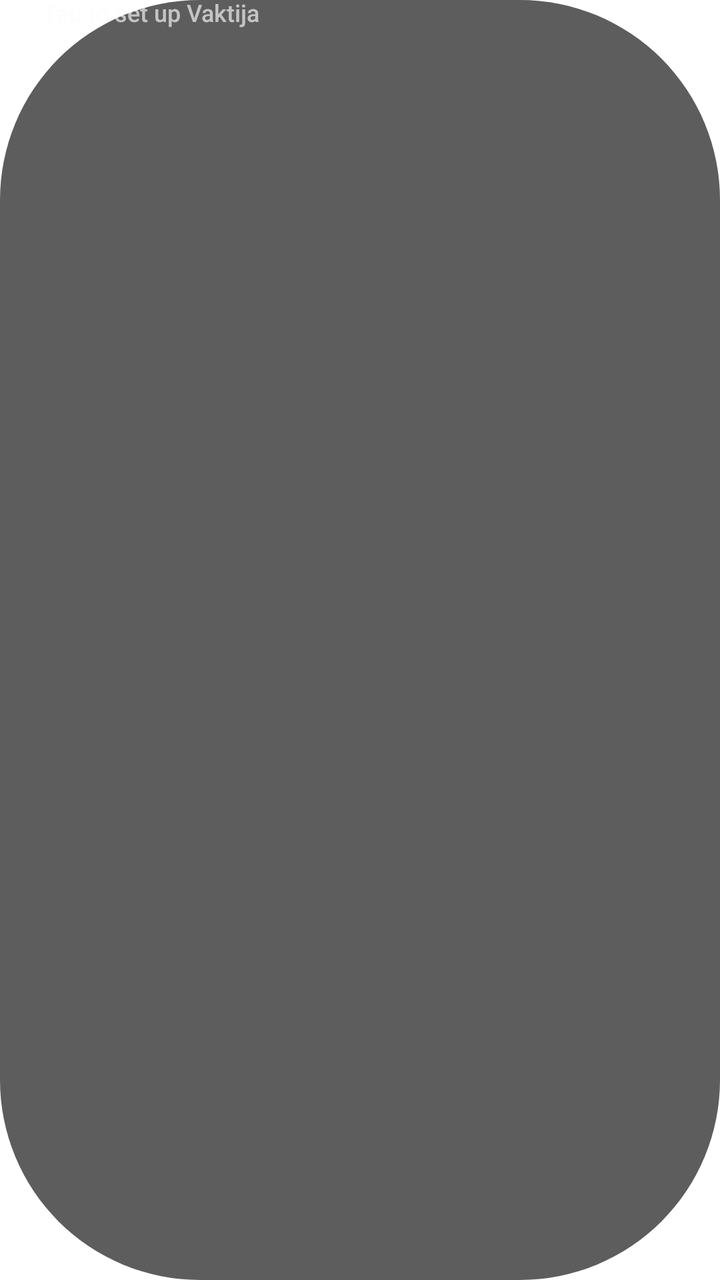
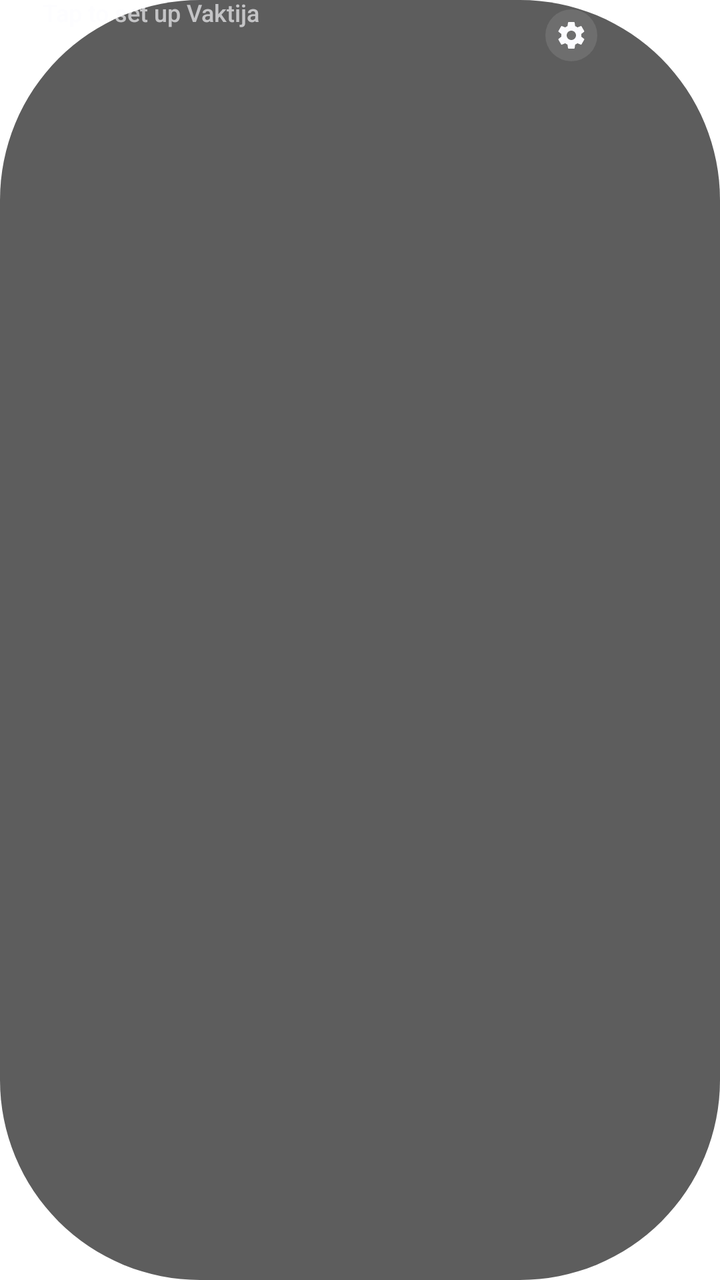

The first picture is an Android layout as it rendered before a commit; the second is the same layout after the commit. The layout source and the unified diff follow.
<!-- AndroidManifest.xml: fallback theme Theme.MaterialComponents.DayNight.NoActionBar -->
<!-- res/layout/prayer_widget_countdown.xml -->
<FrameLayout xmlns:android="http://schemas.android.com/apk/res/android"
    android:id="@+id/widget_countdown_root"
    android:layout_width="match_parent"
    android:layout_height="match_parent">

    <LinearLayout
        android:id="@+id/widget_countdown_panel"
        android:layout_width="match_parent"
        android:layout_height="match_parent"
        android:background="@drawable/widget_countdown_panel"
        android:gravity="center_vertical"
        android:orientation="horizontal"
        android:paddingStart="21.333dp"
        android:paddingEnd="8.533dp">

        <ImageView
            android:id="@+id/widget_countdown_icon"
            android:layout_width="54.2dp"
            android:layout_height="52.8dp"
            android:importantForAccessibility="no"
            android:paddingEnd="8dp"
            android:scaleType="fitCenter"
            android:visibility="gone" />

        <FrameLayout
            android:layout_width="0dp"
            android:layout_height="match_parent"
            android:layout_weight="1">

            <TextView
                android:id="@+id/widget_countdown_title"
                android:layout_width="match_parent"
                android:layout_height="match_parent"
                android:ellipsize="end"
                android:fontFamily="sec"
                android:gravity="start|top"
                android:includeFontPadding="false"
                android:maxLines="1"
                android:text="@string/widget_countdown_setup"
                android:textColor="#A6FCFCFF"
                android:textFontWeight="500"
                android:textSize="12sp" />

            <TextView
                android:id="@+id/widget_countdown_timer"
                android:layout_width="match_parent"
                android:layout_height="match_parent"
                android:ellipsize="end"
                android:fontFamily="sec"
                android:fontFeatureSettings="tnum"
                android:gravity="start|top"
                android:includeFontPadding="false"
                android:maxLines="1"
                android:textColor="#FCFCFF"
                android:textFontWeight="500"
                android:textSize="23.5sp"
                android:visibility="gone" />
        </FrameLayout>

        <ImageView
            android:id="@+id/widget_countdown_progress"
            android:layout_width="60.8dp"
            android:layout_height="match_parent"
            android:importantForAccessibility="no"
            android:paddingStart="8dp"
            android:scaleType="fitCenter"
            android:visibility="gone" />
    </LinearLayout>
</FrameLayout>
<!-- resources referenced by this layout -->
<resources>
  <!-- drawable widget_countdown_panel (drawable) -->
  <shape xmlns:android="http://schemas.android.com/apk/res/android">
      <solid android:color="@color/widget_panel_fill" />
      <corners android:radius="100dp" />
  </shape>
  <string name="widget_countdown_setup">Tap to set up Vaktija</string>
  <color name="widget_panel_fill">#A2000000</color>
</resources>

<!-- the commit's change to res/layout/prayer_widget_countdown.xml (unified diff, before → after) -->
@@ -3,11 +3,18 @@
     android:layout_width="match_parent"
     android:layout_height="match_parent">
 
+    <FrameLayout
+        android:id="@+id/widget_countdown_background"
+        android:layout_width="match_parent"
+        android:layout_height="match_parent"
+        android:alpha="0.6352941"
+        android:background="@drawable/widget_countdown_panel"
+        android:importantForAccessibility="no" />
+
     <LinearLayout
         android:id="@+id/widget_countdown_panel"
         android:layout_width="match_parent"
         android:layout_height="match_parent"
-        android:background="@drawable/widget_countdown_panel"
         android:gravity="center_vertical"
         android:orientation="horizontal"
         android:paddingStart="21.333dp"
@@ -57,13 +64,33 @@
                 android:visibility="gone" />
         </FrameLayout>
 
-        <ImageView
-            android:id="@+id/widget_countdown_progress"
-            android:layout_width="60.8dp"
-            android:layout_height="match_parent"
-            android:importantForAccessibility="no"
-            android:paddingStart="8dp"
-            android:scaleType="fitCenter"
-            android:visibility="gone" />
+        <FrameLayout
+            android:id="@+id/widget_countdown_settings"
+            android:layout_width="78.8dp"
+            android:layout_height="match_parent">
+
+            <ImageView
+                android:id="@+id/widget_countdown_progress"
+                android:layout_width="60.8dp"
+                android:layout_height="match_parent"
+                android:layout_gravity="end"
+                android:importantForAccessibility="no"
+                android:paddingStart="8dp"
+                android:scaleType="fitCenter"
+                android:visibility="gone" />
+
+            <ImageView
+                android:id="@+id/widget_countdown_gear"
+                android:layout_width="26dp"
+                android:layout_height="26dp"
+                android:layout_gravity="top|start"
+                android:layout_marginTop="4.5dp"
+                android:background="@drawable/widget_countdown_gear_background"
+                android:duplicateParentState="true"
+                android:importantForAccessibility="no"
+                android:padding="5dp"
+                android:scaleType="fitCenter"
+                android:src="@drawable/ic_countdown_settings" />
+        </FrameLayout>
     </LinearLayout>
 </FrameLayout>
<!-- resource entries referenced after the edit -->
@@ -1,11 +1,34 @@
 <!-- resources referenced by this layout -->
 <resources>
+  <!-- drawable ic_countdown_settings (drawable) -->
+  <vector xmlns:android="http://schemas.android.com/apk/res/android"
+      android:width="16dp"
+      android:height="16dp"
+      android:viewportWidth="24"
+      android:viewportHeight="24">
+      <path
+          android:fillColor="#FCFCFF"
+          android:pathData="M19.43,12.98c0.04,-0.32 0.07,-0.65 0.07,-0.98s-0.03,-0.66 -0.08,-0.98l2.11,-1.65c0.19,-0.15 0.24,-0.42 0.12,-0.64l-2,-3.46c-0.12,-0.22 -0.39,-0.31 -0.61,-0.22l-2.49,1c-0.52,-0.4 -1.08,-0.73 -1.69,-0.98l-0.38,-2.65C14.45,2.18 14.25,2 14,2h-4c-0.25,0 -0.45,0.18 -0.49,0.42L9.13,5.07c-0.61,0.25 -1.17,0.59 -1.69,0.98l-2.49,-1c-0.23,-0.09 -0.49,0 -0.61,0.22l-2,3.46c-0.13,0.22 -0.07,0.49 0.12,0.64l2.11,1.65c-0.05,0.32 -0.09,0.66 -0.09,0.98s0.03,0.66 0.08,0.98l-2.11,1.65c-0.19,0.15 -0.24,0.42 -0.12,0.64l2,3.46c0.12,0.22 0.39,0.31 0.61,0.22l2.49,-1c0.52,0.4 1.08,0.73 1.69,0.98l0.38,2.65c0.05,0.24 0.25,0.42 0.5,0.42h4c0.25,0 0.46,-0.18 0.49,-0.42l0.38,-2.65c0.61,-0.25 1.17,-0.58 1.69,-0.98l2.49,1c0.23,0.09 0.49,0 0.61,-0.22l2,-3.46c0.12,-0.22 0.07,-0.49 -0.12,-0.64zM12,15.5c-1.93,0 -3.5,-1.57 -3.5,-3.5s1.57,-3.5 3.5,-3.5 3.5,1.57 3.5,3.5 -1.57,3.5 -3.5,3.5z" />
+  </vector>
+  <!-- drawable widget_countdown_gear_background (drawable) -->
+  <selector xmlns:android="http://schemas.android.com/apk/res/android"
+      android:exitFadeDuration="140">
+      <item android:state_pressed="true">
+          <shape android:shape="oval">
+              <solid android:color="#66FCFCFF" />
+          </shape>
+      </item>
+      <item>
+          <shape android:shape="oval">
+              <solid android:color="#1AFCFCFF" />
+          </shape>
+      </item>
+  </selector>
   <!-- drawable widget_countdown_panel (drawable) -->
   <shape xmlns:android="http://schemas.android.com/apk/res/android">
-      <solid android:color="@color/widget_panel_fill" />
+      <solid android:color="@android:color/black" />
       <corners android:radius="100dp" />
   </shape>
   <string name="widget_countdown_setup">Tap to set up Vaktija</string>
-  <color name="widget_panel_fill">#A2000000</color>
 </resources>
 
